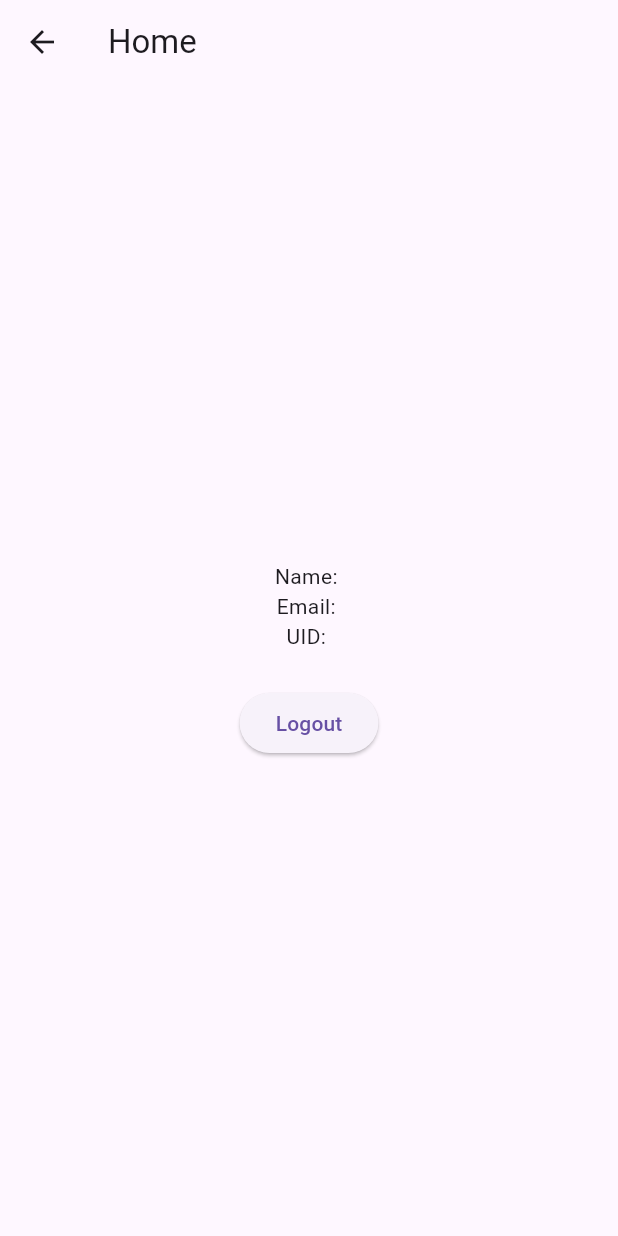
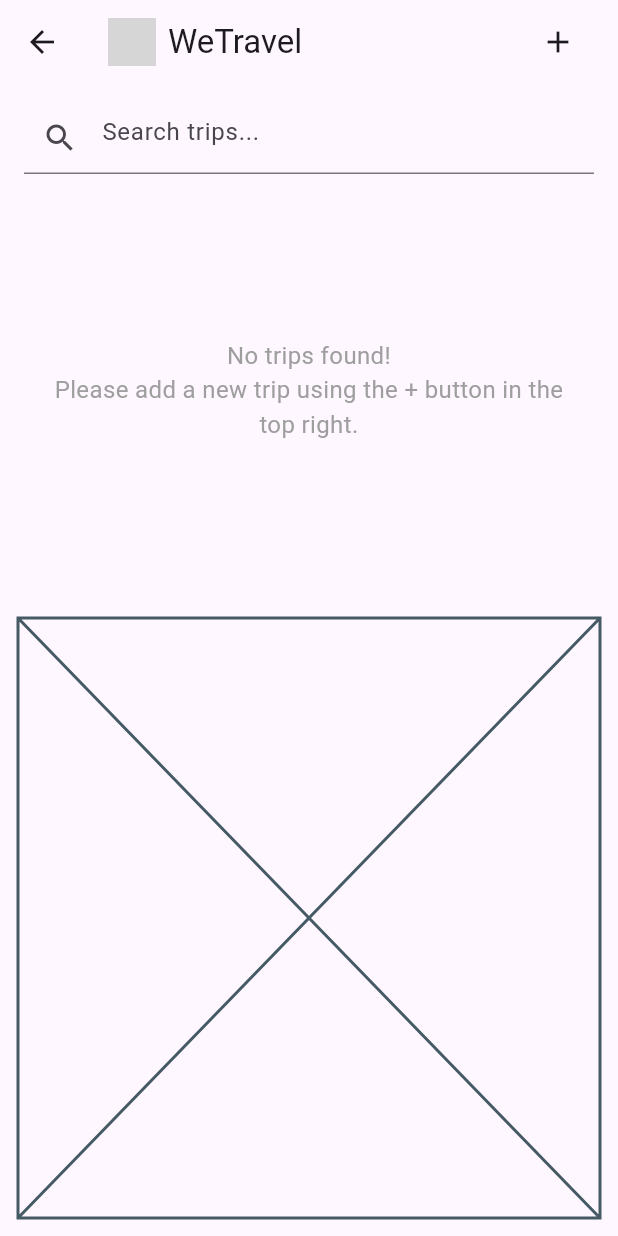
Before and after one commit to Cyboran/we_travel, a Flutter app: the HomeScreen screen opened by its route, on a phone screen of 412 x 824 dp. Run offline on Flutter 3.47's test engine with Material 3 defaults, Android fonts, the phone set to English and light mode, and no system bars; our stand-ins replace cloud_firestore, firebase_auth, firebase_core, flutter_signin_button, google_sign_in; accounts and stored records are empty; grey boxes are pictures that could not be loaded.

Commit message:
First pass on HomeScreen and other additions deemed necessary for minimal functionality

```diff
--- a/lib/models/trip.dart
+++ b/lib/models/trip.dart
@@ -0,0 +1,36 @@
+import 'package:cloud_firestore/cloud_firestore.dart';
+
+class Trip {
+  String id;
+  String title;
+  String description;
+  DateTime startDate;
+  DateTime endDate;
+
+  Trip({
+    required this.id,
+    required this.title,
+    required this.description,
+    required this.startDate,
+    required this.endDate,
+  });
+
+  factory Trip.fromMap(Map<String, dynamic> data, String id) {
+    return Trip(
+      id: id,
+      title: data['title'] ?? '',
+      description: data['description'] ?? '',
+      startDate: (data['startDate'] as Timestamp).toDate(),
+      endDate: (data['endDate'] as Timestamp).toDate(),
+    );
+  }
+
+  Map<String, dynamic> toMap() {
+    return {
+      'title': title,
+      'description': description,
+      'startDate': startDate,
+      'endDate': endDate,
+    };
+  }
+}
--- a/lib/screens/home_screen.dart
+++ b/lib/screens/home_screen.dart
@@ -1,40 +1,115 @@
 import 'package:flutter/material.dart';
-import 'package:firebase_auth/firebase_auth.dart';
-import 'package:we_travel/services/auth_service.dart';
+import '../../services/trip_service.dart';
+import '../../models/trip.dart';
+import '../../widgets/trip_card.dart';
+import '../../widgets/profile_card.dart';
 
-class HomeScreen extends StatelessWidget {
+class HomeScreen extends StatefulWidget {
   const HomeScreen({super.key});
 
   @override
+  State<HomeScreen> createState() => _HomeScreenState();
+}
+
+class _HomeScreenState extends State<HomeScreen> {
+  final TripService _tripService = TripService();
+  String _searchQuery = '';
+
+  void _addTrip() {
+    // TODO: Navigate to trip creation screen
+    ScaffoldMessenger.of(context).showSnackBar(
+      const SnackBar(content: Text('Add Trip tapped')),
+    );
+  }
+
+  void _openTripDetail(String tripId) {
+    Navigator.pushNamed(context, '/trip_detail', arguments: tripId);
+  }
+
+  @override
   Widget build(BuildContext context) {
-    final user = AuthService.currentUser;
-
     return Scaffold(
       appBar: AppBar(
-        title: const Text('Home'),
-      ),
-      body: Center(
-        child: Column(
-          mainAxisAlignment: MainAxisAlignment.center,
+        title: Row(
           children: [
-            if (user != null) ...[
-              Text('Name: ${user.displayName ?? "N/A"}'),
-              Text('Email: ${user.email ?? "N/A"}'),
-              Text('UID: ${user.uid}'),
-              const SizedBox(height: 24),
-            ],
-            ElevatedButton(
-              child: const Text('Logout'),
-              onPressed: () async {
-                await FirebaseAuth.instance.signOut();
-                if (context.mounted) {
-                  Navigator.pushReplacementNamed(context, '/login');
-                }
-              },
+            Image.asset('assets/images/logo.png', height: 32),
+            const SizedBox(width: 8),
+            const Text('WeTravel'),
+            const Spacer(),
+            IconButton(
+              icon: const Icon(Icons.add),
+              onPressed: _addTrip,
+              tooltip: 'Add Trip',
             ),
           ],
         ),
       ),
+      body: Column(
+        children: [
+          Padding(
+            padding: const EdgeInsets.fromLTRB(16, 12, 16, 4),
+            child: TextField(
+              decoration: const InputDecoration(
+                hintText: 'Search trips...',
+                prefixIcon: Icon(Icons.search),
+              ),
+              onChanged: (value) {
+                setState(() {
+                  _searchQuery = value.toLowerCase();
+                });
+              },
+            ),
+          ),
+          Expanded(
+            child: StreamBuilder<List<Trip>>(
+              stream: _tripService.getTrips(),
+              builder: (context, snapshot) {
+                if (snapshot.connectionState == ConnectionState.waiting) {
+                  return const Center(child: CircularProgressIndicator());
+                }
+
+                if (!snapshot.hasData || snapshot.data!.isEmpty) {
+                  return const Center(
+                    child: Padding(
+                      padding: EdgeInsets.symmetric(horizontal: 24.0),
+                      child: Text(
+                        'No trips found!\nPlease add a new trip using the + button in the top right.',
+                        textAlign: TextAlign.center,
+                        style: TextStyle(
+                          color: Colors.grey,
+                          fontSize: 16,
+                        ),
+                      ),
+                    ),
+                  );
+                }
+
+                final trips = snapshot.data!
+                    .where((trip) =>
+                        !_searchQuery.trim().isNotEmpty ||
+                        trip.title.toLowerCase().contains(_searchQuery))
+                    .toList();
+
+                return ListView.builder(
+                  padding: const EdgeInsets.all(16),
+                  itemCount: trips.length,
+                  itemBuilder: (context, index) {
+                    final trip = trips[index];
+                    return TripCard(
+                      trip: trip,
+                      onTap: () => _openTripDetail(trip.id),
+                    );
+                  },
+                );
+              },
+            ),
+          ),
+          const Padding(
+            padding: EdgeInsets.all(12.0),
+            child: ProfileCard(),
+          ),
+        ],
+      ),
     );
   }
 }
--- a/lib/services/firestore_service.dart
+++ b/lib/services/firestore_service.dart
@@ -0,0 +1,14 @@
+import 'package:firebase_auth/firebase_auth.dart';
+
+class FirestoreService {
+  final FirebaseAuth _auth = FirebaseAuth.instance;
+
+  /// Returns the current user's UID or throws an exception if not logged in
+  String getCurrentUserId() {
+    final user = _auth.currentUser;
+    if (user == null) {
+      throw Exception('No user is currently logged in.');
+    }
+    return user.uid;
+  }
+}
--- a/lib/services/storage_service.dart
+++ b/lib/services/storage_service.dart
@@ -0,0 +1 @@
+// Service for managing file uploads and downloads to Supabase Storage
--- a/lib/services/trip_service.dart
+++ b/lib/services/trip_service.dart
@@ -0,0 +1,75 @@
+import 'package:cloud_firestore/cloud_firestore.dart';
+import 'package:we_travel/services/firestore_service.dart';
+import '../models/trip.dart';
+
+class TripService {
+  final FirebaseFirestore _db = FirebaseFirestore.instance;
+  final FirestoreService _firestoreService = FirestoreService();
+
+  /// Gets the currently logged in user's UID
+  String get _userId => _firestoreService.getCurrentUserId();
+
+  /// Returns a stream of trips for the current user (excluding archived ones by default)
+  Stream<List<Trip>> getTrips({bool includeArchived = false}) {
+    final query = _db
+        .collection('users')
+        .doc(_userId)
+        .collection('trips')
+        .where('isArchived', isEqualTo: includeArchived ? null : false)
+        .orderBy('startDate');
+
+    return query.snapshots().map((snapshot) =>
+        snapshot.docs.map((doc) => Trip.fromMap(doc.data(), doc.id)).toList());
+  }
+
+  /// Adds a new trip to the current user's trip collection
+  Future<void> addTrip(Trip trip) async {
+    final tripMap = trip.toMap();
+    tripMap['isArchived'] ??= false; // Ensure field exists
+    await _db
+        .collection('users')
+        .doc(_userId)
+        .collection('trips')
+        .add(tripMap);
+  }
+
+  /// Updates an existing trip for the current user
+  Future<void> updateTrip(Trip trip) async {
+    await _db
+        .collection('users')
+        .doc(_userId)
+        .collection('trips')
+        .doc(trip.id)
+        .update(trip.toMap());
+  }
+
+  /// Deletes a trip by ID for the current user
+  Future<void> deleteTrip(String tripId) async {
+    await _db
+        .collection('users')
+        .doc(_userId)
+        .collection('trips')
+        .doc(tripId)
+        .delete();
+  }
+
+  /// Archives a trip by setting `isArchived: true`
+  Future<void> archiveTrip(String tripId) async {
+    await _db
+        .collection('users')
+        .doc(_userId)
+        .collection('trips')
+        .doc(tripId)
+        .update({'isArchived': true});
+  }
+
+  /// Un-archives a trip by setting `isArchived: false`
+  Future<void> unarchiveTrip(String tripId) async {
+    await _db
+        .collection('users')
+        .doc(_userId)
+        .collection('trips')
+        .doc(tripId)
+        .update({'isArchived': false});
+  }
+}
--- /dev/null
+++ b/lib/widgets/profile_card.dart
@@ -0,0 +1,10 @@
+import 'package:flutter/material.dart';
+
+class ProfileCard extends StatelessWidget {
+  const ProfileCard({super.key});
+
+  @override
+  Widget build(BuildContext context) {
+    return const Placeholder();
+  }
+}
```
Also changed, not shown: lib/widgets/trip_card.dart (+42 -0 lines), 1 other file.
